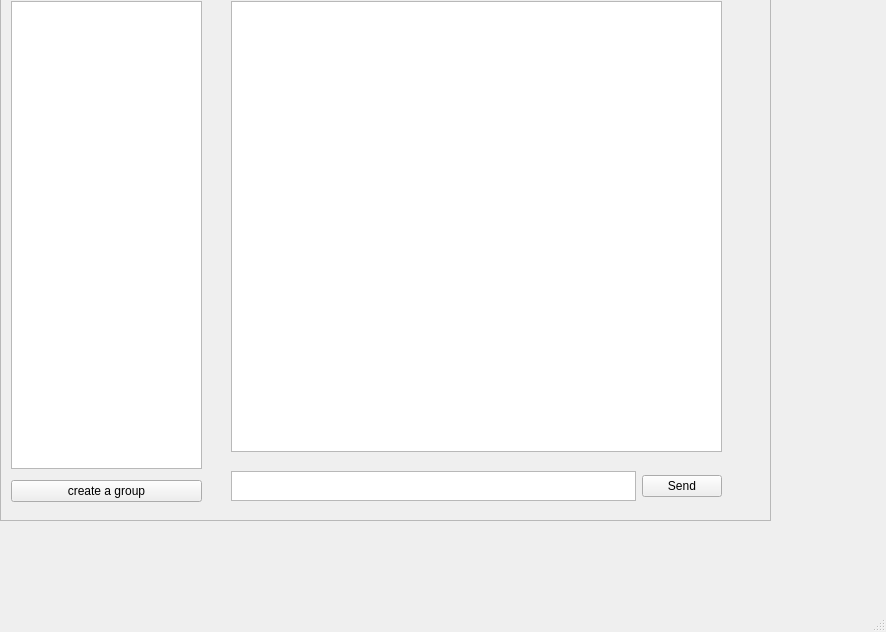
First picture: the form in lab9/mainwindow.ui, repository linadells/messanger, before the edit.
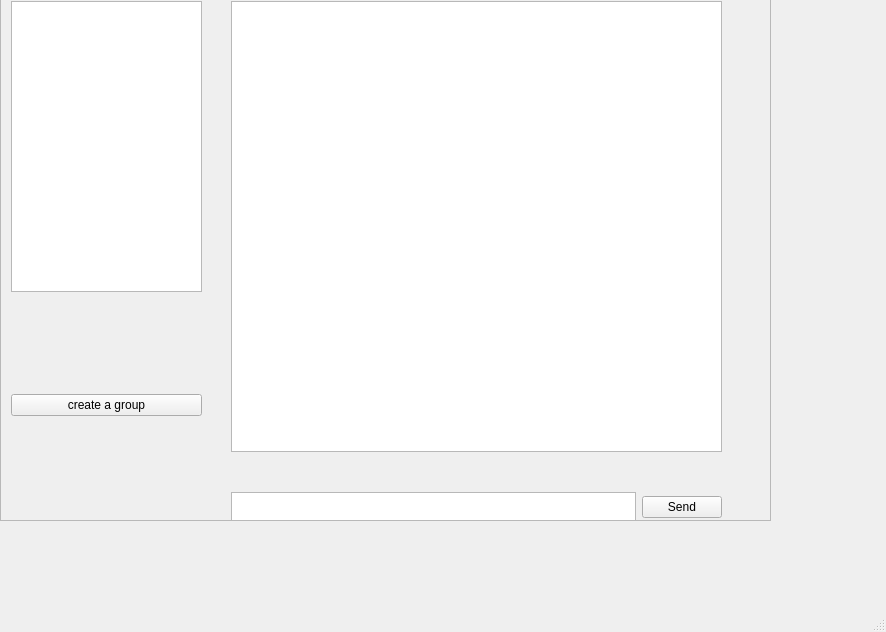
Second picture: the form after the edit.

The edit to the form file:
```diff
--- a/lab9/mainwindow.ui
+++ b/lab9/mainwindow.ui
@@ -41,7 +41,7 @@
         <x>10</x>
         <y>10</y>
         <width>191</width>
-        <height>501</height>
+        <height>291</height>
        </rect>
       </property>
       <layout class="QVBoxLayout" name="verticalLayout_3">
@@ -49,27 +49,7 @@
         <widget class="QListWidget" name="receiver"/>
        </item>
        <item>
-        <spacer name="verticalSpacer_2">
-         <property name="orientation">
-          <enum>Qt::Vertical</enum>
-         </property>
-         <property name="sizeType">
-          <enum>QSizePolicy::Minimum</enum>
-         </property>
-         <property name="sizeHint" stdset="0">
-          <size>
-           <width>20</width>
-           <height>5</height>
-          </size>
-         </property>
-        </spacer>
-       </item>
-       <item>
-        <widget class="QPushButton" name="pushButton_2">
-         <property name="text">
-          <string>create a group</string>
-         </property>
-        </widget>
+        <layout class="QVBoxLayout" name="verticalLayout"/>
        </item>
       </layout>
      </widget>
@@ -79,7 +59,7 @@
         <x>230</x>
         <y>480</y>
         <width>491</width>
-        <height>31</height>
+        <height>72</height>
        </rect>
       </property>
       <layout class="QHBoxLayout" name="horizontalLayout_2">
@@ -127,6 +107,25 @@
        </rect>
       </property>
      </widget>
+     <widget class="QWidget" name="verticalLayoutWidget_2">
+      <property name="geometry">
+       <rect>
+        <x>10</x>
+        <y>309</y>
+        <width>191</width>
+        <height>211</height>
+       </rect>
+      </property>
+      <layout class="QVBoxLayout" name="group">
+       <item>
+        <widget class="QPushButton" name="createGroup">
+         <property name="text">
+          <string>create a group</string>
+         </property>
+        </widget>
+       </item>
+      </layout>
+     </widget>
     </widget>
    </widget>
   </widget>
```
